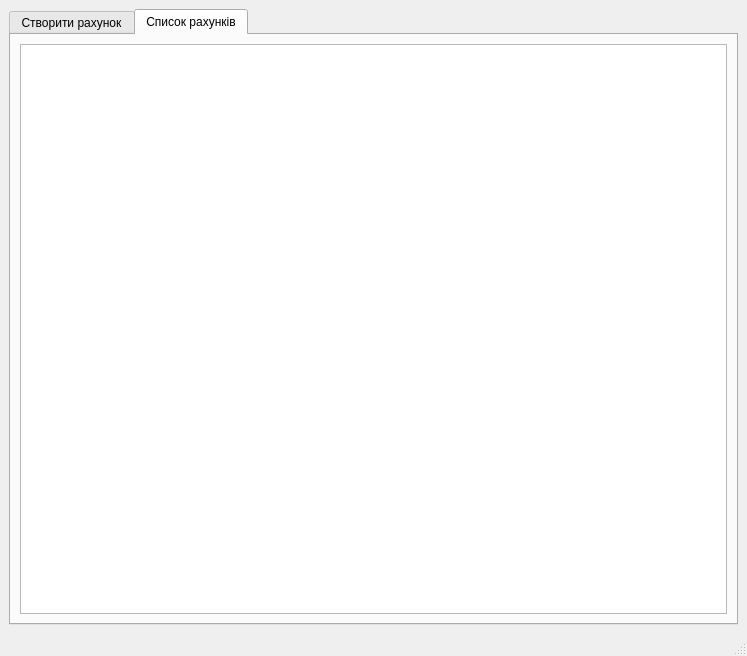
This is lab4/bankSystem/mainwindow.ui in movavok/OOP-labs as Qt 5 draws it before an edit. The edited form follows.
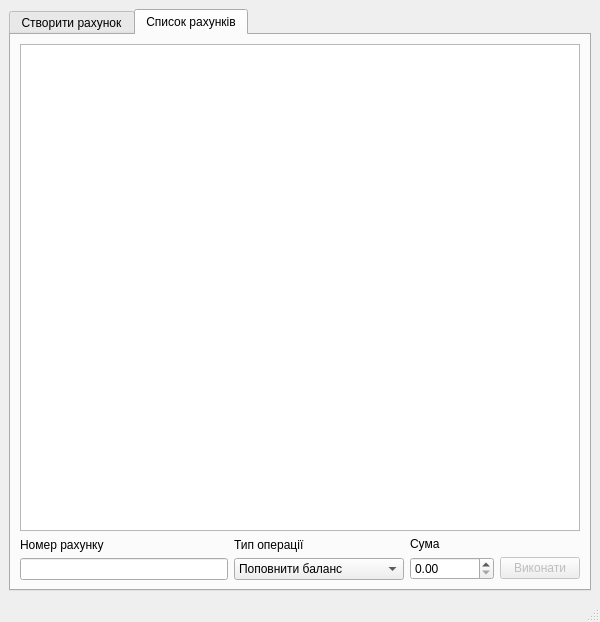
This is the edited form. The open tabs and pages were chosen to show the change.

```diff
--- a/lab4/bankSystem/mainwindow.ui
+++ b/lab4/bankSystem/mainwindow.ui
@@ -6,8 +6,8 @@
    <rect>
     <x>0</x>
     <y>0</y>
-    <width>747</width>
-    <height>656</height>
+    <width>600</width>
+    <height>622</height>
    </rect>
   </property>
   <property name="maximumSize">
@@ -264,9 +264,135 @@
        <attribute name="title">
         <string>Список рахунків</string>
        </attribute>
-       <layout class="QVBoxLayout" name="verticalLayout_5">
+       <layout class="QVBoxLayout" name="verticalLayout_10">
         <item>
-         <widget class="QTableWidget" name="tableWidget"/>
+         <layout class="QVBoxLayout" name="verticalLayout_9">
+          <item>
+           <widget class="QTableWidget" name="tw_accounts">
+            <property name="enabled">
+             <bool>true</bool>
+            </property>
+            <property name="editTriggers">
+             <set>QAbstractItemView::EditTrigger::NoEditTriggers</set>
+            </property>
+           </widget>
+          </item>
+          <item>
+           <layout class="QHBoxLayout" name="horizontalLayout_8">
+            <item>
+             <layout class="QVBoxLayout" name="verticalLayout_5">
+              <item>
+               <widget class="QLabel" name="l_tab2_accNumber">
+                <property name="text">
+                 <string>Номер рахунку</string>
+                </property>
+               </widget>
+              </item>
+              <item>
+               <widget class="QLineEdit" name="le_tab2_accNumber">
+                <property name="maximumSize">
+                 <size>
+                  <width>16777215</width>
+                  <height>16777215</height>
+                 </size>
+                </property>
+               </widget>
+              </item>
+             </layout>
+            </item>
+            <item>
+             <layout class="QVBoxLayout" name="verticalLayout_6">
+              <item>
+               <widget class="QLabel" name="l_operType">
+                <property name="text">
+                 <string>Тип операції</string>
+                </property>
+               </widget>
+              </item>
+              <item>
+               <widget class="QComboBox" name="cb_operType">
+                <property name="minimumSize">
+                 <size>
+                  <width>170</width>
+                  <height>0</height>
+                 </size>
+                </property>
+                <item>
+                 <property name="text">
+                  <string>Поповнити баланс</string>
+                 </property>
+                </item>
+                <item>
+                 <property name="text">
+                  <string>Зняти кошти</string>
+                 </property>
+                </item>
+                <item>
+                 <property name="text">
+                  <string>Видалити рахунок</string>
+                 </property>
+                </item>
+               </widget>
+              </item>
+             </layout>
+            </item>
+            <item>
+             <layout class="QVBoxLayout" name="verticalLayout_7">
+              <item>
+               <widget class="QLabel" name="l_moneyAmount">
+                <property name="text">
+                 <string>Сума</string>
+                </property>
+               </widget>
+              </item>
+              <item>
+               <widget class="QDoubleSpinBox" name="dsb_moneyAmount">
+                <property name="minimumSize">
+                 <size>
+                  <width>0</width>
+                  <height>0</height>
+                 </size>
+                </property>
+                <property name="maximum">
+                 <double>1000008512924141920190464.000000000000000</double>
+                </property>
+               </widget>
+              </item>
+             </layout>
+            </item>
+            <item>
+             <layout class="QVBoxLayout" name="verticalLayout_8">
+              <item>
+               <spacer name="horizontalSpacer">
+                <property name="orientation">
+                 <enum>Qt::Orientation::Horizontal</enum>
+                </property>
+                <property name="sizeType">
+                 <enum>QSizePolicy::Policy::Fixed</enum>
+                </property>
+                <property name="sizeHint" stdset="0">
+                 <size>
+                  <width>40</width>
+                  <height>20</height>
+                 </size>
+                </property>
+               </spacer>
+              </item>
+              <item>
+               <widget class="QPushButton" name="b_doOperation">
+                <property name="enabled">
+                 <bool>false</bool>
+                </property>
+                <property name="text">
+                 <string>Виконати</string>
+                </property>
+               </widget>
+              </item>
+             </layout>
+            </item>
+           </layout>
+          </item>
+         </layout>
         </item>
        </layout>
       </widget>
```
Left out of the diff: 18 changed lines with no effect on the pictures.
